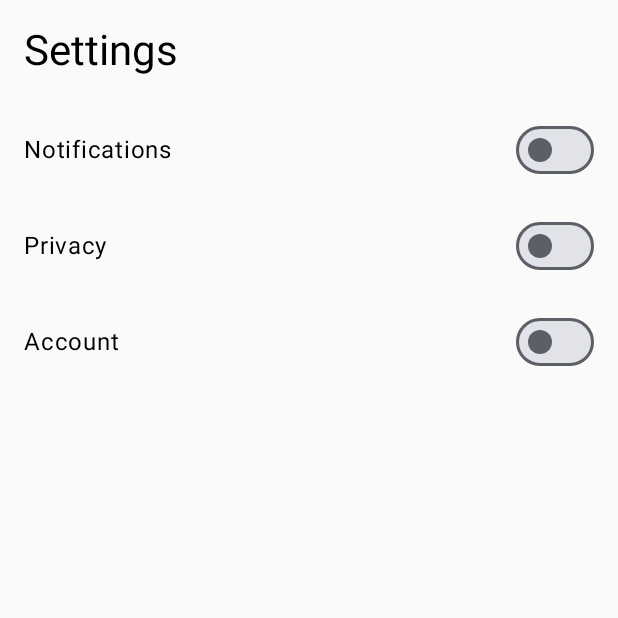
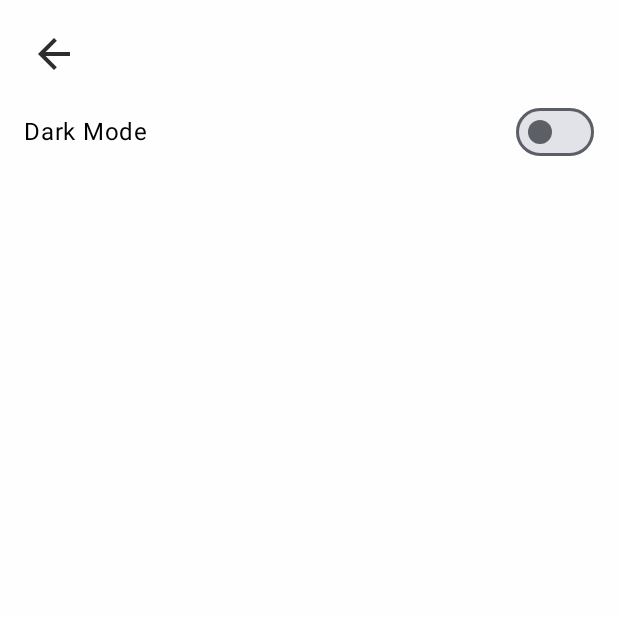
Before and after one commit to almostfelix/PetPal, an Android app built with Jetpack Compose: the SettingsScreen screen opened through its navigation route, on a phone screen of 412 x 824 dp, the top half of it. Run offline under Robolectric (Android 15) with nearby library versions, the phone set to English and light mode, and no system bars.

Commit message:
- BugFix - SettingsScreen

```diff
--- a/PetPal/app/src/main/java/com/example/jetpackcomposetest/MainActivity.kt
+++ b/PetPal/app/src/main/java/com/example/jetpackcomposetest/MainActivity.kt
@@ -43,6 +43,7 @@ import androidx.compose.ui.res.painterResource
 import androidx.compose.ui.tooling.preview.Preview
 import androidx.compose.ui.unit.dp
 import androidx.compose.ui.unit.sp
+import androidx.navigation.NavController
 import androidx.navigation.compose.NavHost
 import androidx.navigation.compose.composable
 import androidx.navigation.compose.rememberNavController
@@ -51,23 +52,28 @@ import com.example.jetpackcomposetest.ui.theme.JetpackComposeTestTheme
 class MainActivity : ComponentActivity() {
     override fun onCreate(savedInstanceState: Bundle?) {
         super.onCreate(savedInstanceState)
-        enableEdgeToEdge()
         setContent {
             JetpackComposeTestTheme {
+                // Set up NavController
                 val navController = rememberNavController()
-
-                NavHost(navController = navController, startDestination = "main") {
-                    composable("main") { MainScreen { navController.navigate("settings") } }
-                    composable("settings") { SettingsScreen() }
+                // NavHost with MainScreen and SettingsScreen
+                NavHost(
+                    navController = navController,
+                    startDestination = "main_screen"
+                ) {
+                    composable("main_screen") {
+                        MainScreen(navController = navController) // Main Screen
+                    }
+                    composable("settings_screen") {
+                        SettingsScreen(navController = navController) // Settings Screen
+                    }
                 }
             }
         }
-
-
     }
 
     @Composable
-    fun MainScreen(onSettingsClick: () -> Unit) {
+    fun MainScreen(navController: NavController) {
         JetpackComposeTestTheme {
             Column(
                 modifier = Modifier
@@ -165,7 +171,7 @@ class MainActivity : ComponentActivity() {
                                 .width(40.dp)
                                 .height(40.dp)
                                 .align(Alignment.CenterVertically)
-                                .clickable { onSettingsClick() },
+                                .clickable { navController.navigate("settings_screen") },
                             colors = CardDefaults.cardColors(containerColor = colorResource(id = R.color.bg)),
                             elevation = CardDefaults.cardElevation(defaultElevation = 4.dp),
                             shape = RoundedCornerShape(25.dp)
--- a/PetPal/app/src/main/java/com/example/jetpackcomposetest/SettingsScreen.kt
+++ b/PetPal/app/src/main/java/com/example/jetpackcomposetest/SettingsScreen.kt
@@ -1,32 +1,66 @@
 // SettingsScreen.kt
 package com.example.jetpackcomposetest
 
+import androidx.compose.foundation.background
 import androidx.compose.foundation.layout.*
 import androidx.compose.material3.*
 import androidx.compose.runtime.Composable
 import androidx.compose.ui.Alignment
 import androidx.compose.ui.Modifier
+import androidx.compose.ui.graphics.Color
+import androidx.compose.ui.res.colorResource
+import androidx.compose.ui.res.painterResource
 import androidx.compose.ui.unit.dp
 import androidx.compose.ui.tooling.preview.Preview
+import androidx.compose.ui.unit.sp
+import androidx.navigation.NavController
 import com.example.jetpackcomposetest.ui.theme.JetpackComposeTestTheme
 
 @Composable
-fun SettingsScreen() {
-    Column(
+fun SettingsScreen(navController: NavController) {
+    Box(
         modifier = Modifier
             .fillMaxSize()
-            .padding(16.dp),
-        verticalArrangement = Arrangement.Top,
-        horizontalAlignment = Alignment.Start
+            .background(color = colorResource(id = R.color.bg)),
+        contentAlignment = Alignment.TopStart
     ) {
-        Text(text = "Settings", style = MaterialTheme.typography.headlineMedium)
 
-        Spacer(modifier = Modifier.height(16.dp))
+        // Settings content
+        Column(
+            modifier = Modifier
+                .fillMaxSize()
+                .padding(16.dp),
+            verticalArrangement = Arrangement.Top,
+            horizontalAlignment = Alignment.CenterHorizontally
 
-        SettingItem(title = "Notifications")
-        SettingItem(title = "Privacy")
-        SettingItem(title = "Account")
+
+        )
+        {
+            Row(
+                modifier = Modifier.fillMaxWidth(),
+                horizontalArrangement = Arrangement.Start,
+                verticalAlignment = Alignment.CenterVertically
+            ) {
+
+
+                // Back Button
+                IconButton(
+                    onClick = { navController.popBackStack() },
+                    modifier = Modifier
+                        .size(40.dp)
+                ) {
+                    Icon(
+                        painter = painterResource(R.drawable.baseline_arrow_back_32),
+                        contentDescription = "Back",
+                        tint = colorResource(id = R.color.black_icon)
+                    )
+                }
+
+            }
+            SettingItem(title = "Dark Mode")
+        }
     }
+
 }
 
 @Composable
@@ -50,6 +84,47 @@ fun SettingItem(title: String) {
 @Composable
 fun SettingsScreenPreview() {
     JetpackComposeTestTheme {
-        SettingsScreen()
+        Box(
+            modifier = Modifier
+                .fillMaxSize()
+                .background(color = colorResource(id = R.color.bg)),
+            contentAlignment = Alignment.TopStart
+        ) {
+
+            // Settings content
+            Column(
+                modifier = Modifier
+                    .fillMaxSize()
+                    .padding(16.dp),
+                verticalArrangement = Arrangement.Top,
+                horizontalAlignment = Alignment.CenterHorizontally
+
+
+            )
+            {
+                Row(
+                    modifier = Modifier.fillMaxWidth(),
+                    horizontalArrangement = Arrangement.Start,
+                    verticalAlignment = Alignment.CenterVertically
+                ) {
+
+
+                    // Back Button
+                    IconButton(
+                        onClick = { },
+                        modifier = Modifier
+                            .size(40.dp)
+                    ) {
+                        Icon(
+                            painter = painterResource(R.drawable.baseline_arrow_back_32),
+                            contentDescription = "Back",
+                            tint = colorResource(id = R.color.black_icon)
+                        )
+                    }
+
+                }
+                SettingItem(title = "Dark Mode")
+            }
+        }
     }
 }
--- /dev/null
+++ b/PetPal/app/src/main/res/drawable/baseline_arrow_back_32.xml
@@ -0,0 +1,5 @@
+<vector xmlns:android="http://schemas.android.com/apk/res/android" android:autoMirrored="true" android:height="32dp" android:tint="#000000" android:viewportHeight="24" android:viewportWidth="24" android:width="32dp">
+
+    <path android:fillColor="@android:color/white" android:pathData="M20,11H7.83l5.59,-5.59L12,4l-8,8 8,8 1.41,-1.41L7.83,13H20v-2z"/>
+
+</vector>
```
